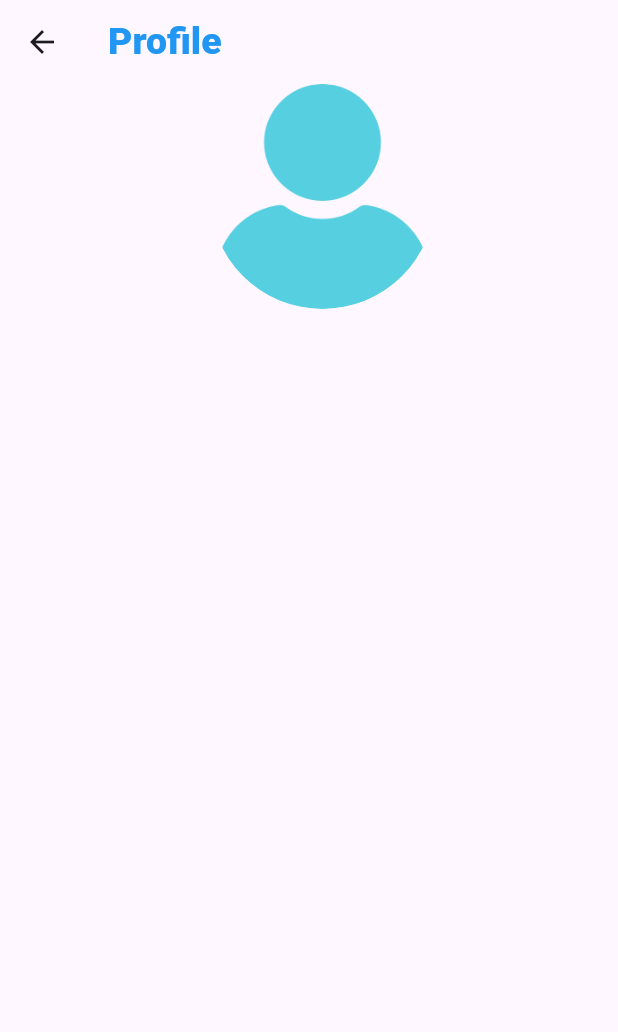
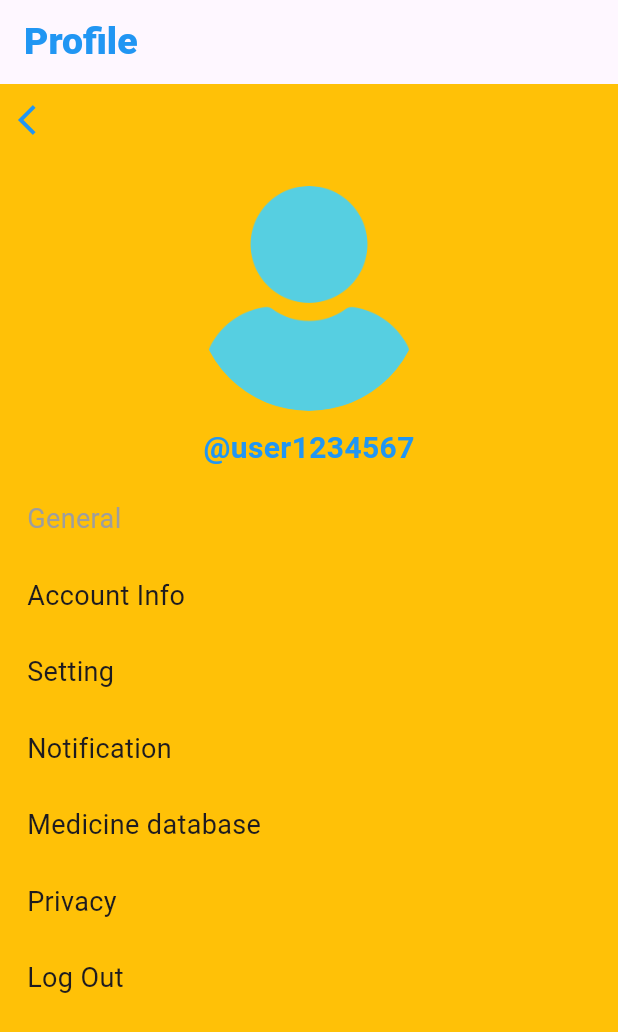
Before and after one commit to Shinigami-7/Final-Year-Project, a Flutter app: the Profile screen opened directly, on a phone screen of 412 x 824 dp. Shown: the top 1032 px of the screen. Run offline on Flutter 3.47's test engine with Material 3 defaults, Android fonts, the phone set to English and light mode, and no system bars; our stand-ins replace carousel_slider.

Commit message:
adding component to porfile screen

```diff
--- a/lib/login_page.dart
+++ b/lib/login_page.dart
@@ -116,8 +116,6 @@ class LoginPage extends StatelessWidget {
                       Text('Continue with Google'),
                     ],
                   ),
-
-
                 ),
               ),
               Padding(
--- a/lib/profile.dart
+++ b/lib/profile.dart
@@ -1,4 +1,5 @@
 import 'package:flutter/material.dart';
+import 'package:projectk/treatment_page.dart';
 
 class Profile extends StatelessWidget {
   const Profile({Key? key}) : super(key: key);
@@ -7,16 +8,43 @@ class Profile extends StatelessWidget {
   Widget build(BuildContext context) {
     return Scaffold(
       appBar: AppBar(
-        title: Text('Profile',style: TextStyle(fontSize: 25, fontWeight: FontWeight.w900,color: Colors.blue),),
+        title: Column(
+          children: [
+            Text(
+              'Profile',
+              style: TextStyle(
+                fontSize: 25,
+                fontWeight: FontWeight.w900,
+                color: Colors.blue,
               ),
-      body: Center(
-        child: Column(
-          children: [
+            ),
+          ],
+
+        ),
 
 
+        automaticallyImplyLeading: false,
+
+      ),
+      body: Container(
+        color: Colors.amber,
+        child: Column(
+          crossAxisAlignment: CrossAxisAlignment.start,
+
+          children: [
+            IconButton(
+              icon: Icon(Icons.arrow_back_ios, color: Colors.blue,),
+              onPressed: () {
+                Navigator.push(
+                  context,
+
+                  MaterialPageRoute(builder: (context) => TreatmentPage()),
+                );
+              },
+            ),
             Center(
               child: Padding(
-                  padding: const EdgeInsets.only(left: 18.0),
+                padding: const EdgeInsets.only(top: 20.0),
                 child: ClipOval(
                   child: Image.asset(
                     'assets/images/user.png', // Ensure this path is correct
@@ -24,11 +52,95 @@ class Profile extends StatelessWidget {
                     width: 150,
                     fit: BoxFit.cover,
                   ),
+                ),
+              ),
+            ),
+            Center(
+              child: Padding(
+                padding: const EdgeInsets.only(top: 10.0),
+                child: Text(
+                  "@user1234567",
+                  style: TextStyle(
+                    color: Colors.blue,
+                    fontSize: 20,
+                    fontWeight: FontWeight.bold,
+                  ),
+                ),
+              ),
+            ),
+            Padding(
+              padding: const EdgeInsets.only(left: 18.0, top: 20.0),
+              child: Column(
+                crossAxisAlignment: CrossAxisAlignment.start,
+                children: [
+                  Text(
+                    "General",
+                    style: TextStyle(
+                      color: Colors.grey,
+                      fontSize: 18,
+                    ),
+                  ),
+                  Padding(
+                    padding: const EdgeInsets.only(top:25.0),
+                    child: Text(
+                      "Account Info",
+                      style: TextStyle(
+                        fontSize: 18,
+                      ),
+                    ),
+                  ),
+                  Padding(
+                    padding: const EdgeInsets.only(top:25.0),
+                    child: Text(
+                      "Setting",
+                      style: TextStyle(
+                        fontSize: 18,
+                      ),
+                    ),
+                  ),
+                  Padding(
+                    padding: const EdgeInsets.only(top:25.0),
+                    child: Text(
+                      "Notification",
+                      style: TextStyle(
+                        fontSize: 18,
+                      ),
+                    ),
+                  ),
+                  Padding(
+                    padding: const EdgeInsets.only(top:25.0),
+                    child: Text(
+                      "Medicine database",
+                      style: TextStyle(
+                        fontSize: 18,
+                      ),
+                    ),
+                  ),
+                  Padding(
+                    padding: const EdgeInsets.only(top:25.0),
+                    child: Text(
+                      "Privacy",
+                      style: TextStyle(
+                        fontSize: 18,
+                      ),
+                    ),
+                  ),
+                  Padding(
+                    padding: const EdgeInsets.only(top:25.0),
+                    child: Text(
+                      "Log Out",
+                      style: TextStyle(
+                        fontSize: 18,
+                      ),
+                    ),
+                  ),
+                ],
 
               ),
+
+
             ),
 
-            ),
           ],
         ),
       ),
```
Lines whose indentation alone changed are shown as unchanged.
